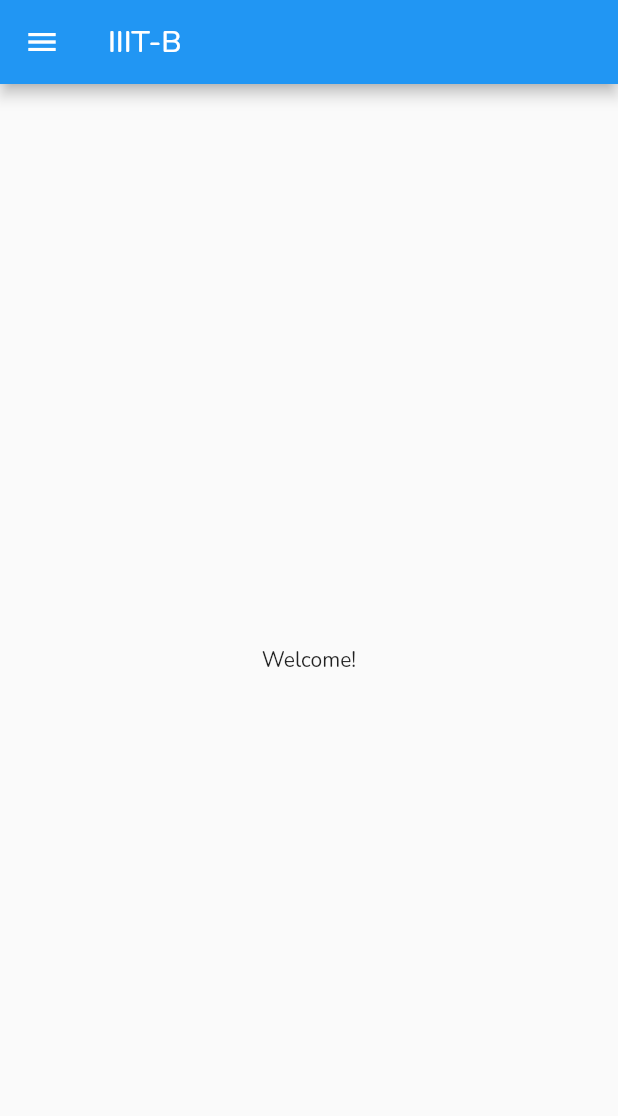
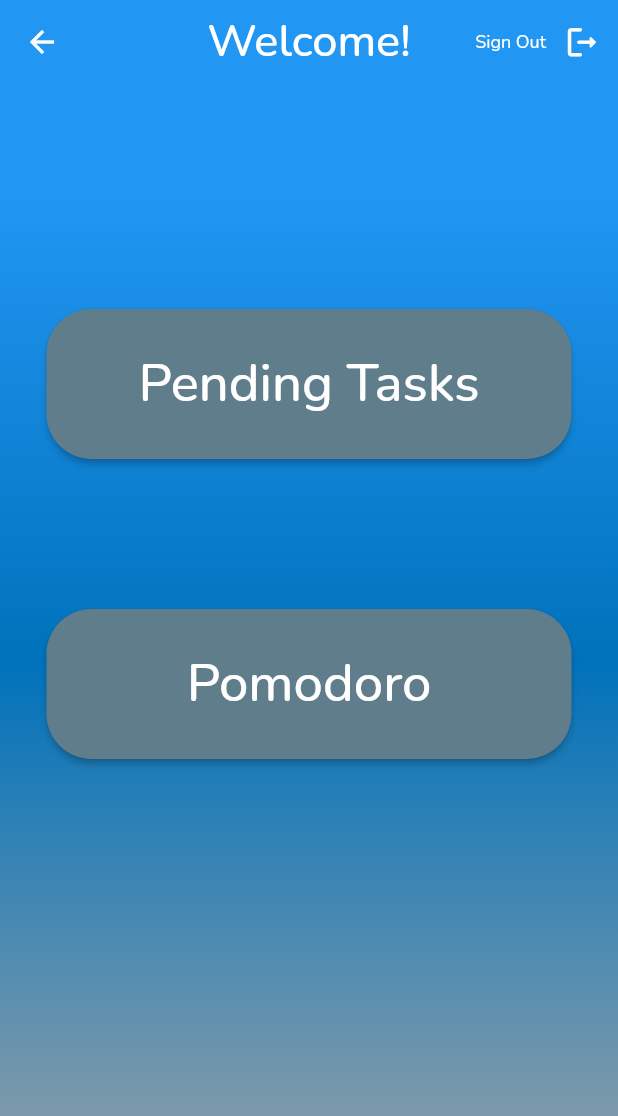
Before and after one commit to Nilsiloid/Ireo, a Flutter app: the Home screen opened by its route, on a phone screen of 412 x 824 dp. Shown: the top 1116 px of the screen. Run offline on Flutter 3.47's test engine with Material 2 defaults, Android fonts, the phone set to English and light mode, and no system bars; our stand-ins replace cloud_firestore, firebase_core, google_fonts; missing offline and left inert: dart:ffi; accounts and stored records are empty.

Commit message:
added home, task to master

```diff
--- a/lib/Pages/home.dart
+++ b/lib/Pages/home.dart
@@ -1,6 +1,13 @@
-// ignore_for_file: prefer_const_constructors
+// ignore_for_file: prefer_const_constructors, avoid_unnecessary_containers, prefer_const_literals_to_create_immutables, unused_element, unused_import, sized_box_for_whitespace
+
+import 'dart:ffi';
 
 import 'package:flutter/material.dart';
+import 'package:ireo/Authentication/email_auth.dart';
+import 'package:ireo/Pomodoro/pomodoro_main.dart';
+import 'package:ireo/Utilities/routes.dart';
+import 'package:ireo/main.dart';
+import 'package:provider/provider.dart';
 
 class Home extends StatelessWidget {
   const Home({Key? key}) : super(key: key);
@@ -8,16 +15,99 @@
   @override
   Widget build(BuildContext context) {
     return Scaffold(
+      backgroundColor: Colors.white,
       appBar: AppBar(
-        title: Text("IIIT-B"),
+        actions: [
+          Center(
+            child: Text(
+              "Sign Out",
+              style: TextStyle(fontSize: 12.0),
+            ),
+          ),
+          IconButton(
+              onPressed: () {
+                Navigator.pushNamed(context, Routes.LoginPath);
+              },
+              icon: Icon(
+                Icons.logout_rounded,
+                size: 25.0,
+              ))
+        ],
+        elevation: 0.0,
+        backgroundColor: Theme.of(context).colorScheme.secondary,
+        title: Text(
+          "Welcome!",
+          style: TextStyle(fontSize: 30.0),
+        ),
+        centerTitle: true,
       ),
-      body: Center(
-        // ignore: avoid_unnecessary_containers
-        child: Container(
-          child: Text("Welcome!"),
+      body: Stack(children: [
+        Container(
+          height: double.infinity,
+          width: double.infinity,
+          decoration: BoxDecoration(
+              gradient: LinearGradient(
+            colors: [
+              Colors.blue,
+              Color(0xff0072bb),
+              Color(0xff7e9aab),
+            ],
+            begin: Alignment.topCenter,
+            end: Alignment.bottomCenter,
+            stops: [0.1, 0.5, 0.9],
+          )),
         ),
-      ),
-      drawer: Drawer(),
+        Center(
+          child: Column(
+            children: [
+              SizedBox(
+                height: 150.0,
+              ),
+              Container(
+                height: 100.0,
+                width: 350.0,
+                child: ElevatedButton(
+                  onPressed: () {
+                    Navigator.pushNamed(context, Routes.TasksPath);
+                  },
+                  style: ElevatedButton.styleFrom(
+                      primary: Colors.blueGrey,
+                      shape: RoundedRectangleBorder(
+                          borderRadius: BorderRadius.circular(30.0))),
+                  child: Center(
+                    child: Text(
+                      "Pending Tasks",
+                      style: TextStyle(fontSize: 35.0),
+                    ),
+                  ),
+                ),
+              ),
+              SizedBox(
+                height: 100.0,
+              ),
+              Container(
+                height: 100.0,
+                width: 350.0,
+                child: ElevatedButton(
+                  onPressed: () {
+                    Navigator.pushNamed(context, Routes.PomodoroPath);
+                  },
+                  style: ElevatedButton.styleFrom(
+                      primary: Colors.blueGrey,
+                      shape: RoundedRectangleBorder(
+                          borderRadius: BorderRadius.circular(30.0))),
+                  child: Center(
+                    child: Text(
+                      "Pomodoro",
+                      style: TextStyle(fontSize: 35.0),
+                    ),
+                  ),
+                ),
+              ),
+            ],
+          ),
+        ),
+      ]),
     );
   }
 }
--- a/pubspec.yaml
+++ b/pubspec.yaml
@@ -35,6 +35,11 @@
   # Use with the CupertinoIcons class for iOS style icons.
   cupertino_icons: ^1.0.2
   google_fonts: ^3.0.1
+  path: ^1.8.1
+  sqflite: ^2.0.3+1
+  fluttertoast: ^8.0.9
+  audioplayers: ^1.0.1
+  percent_indicator: ^4.2.2
 
 dev_dependencies:
   flutter_test:
```
Also changed, not shown: lib/Tasks/listtasks.dart (added, +200 -0 lines), pubspec.lock, 5 other files.
